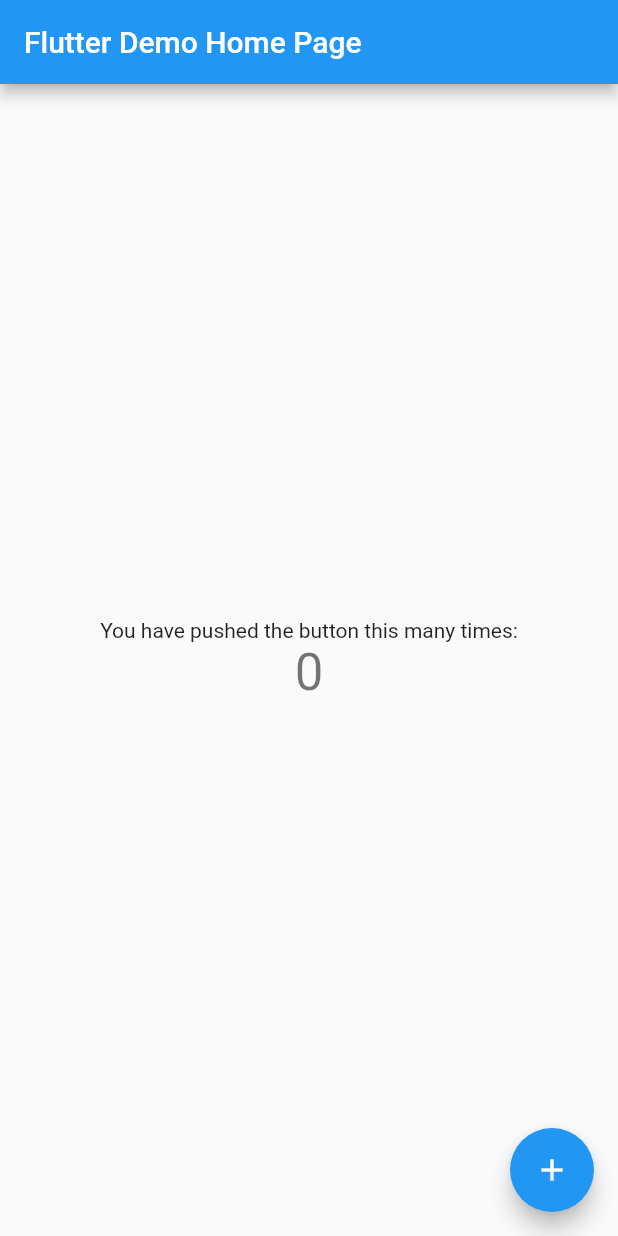
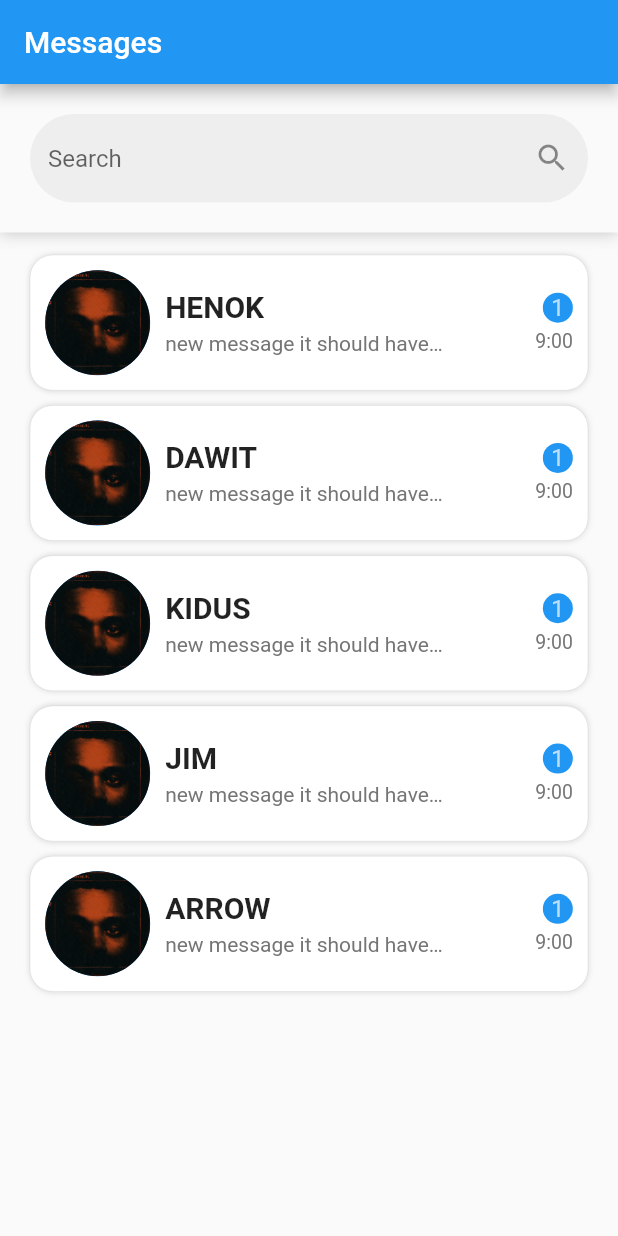
Before and after one commit to zerihunMoges/GOJO, a Flutter app: the screen it shows after launch, on a phone screen of 412 x 824 dp. Run offline on Flutter 3.47's test engine with Material 2 defaults, Android fonts, the phone set to English and light mode, and no system bars; our stand-ins replace go_router.

Commit message:
chats page

```diff
--- a/gojo_flutter/lib/main.dart
+++ b/gojo_flutter/lib/main.dart
@@ -1,115 +1,25 @@
 import 'package:flutter/material.dart';
+import 'package:go_router/go_router.dart';
+import 'package:gojo_flutter/pages/chats.dart';
 
 void main() {
-  runApp(const MyApp());
+  runApp(GOJO());
 }
 
-class MyApp extends StatelessWidget {
-  const MyApp({Key? key}) : super(key: key);
-
-  // This widget is the root of your application.
-  @override
-  Widget build(BuildContext context) {
-    return MaterialApp(
-      title: 'Flutter Demo',
-      theme: ThemeData(
-        // This is the theme of your application.
-        //
-        // Try running your application with "flutter run". You'll see the
-        // application has a blue toolbar. Then, without quitting the app, try
-        // changing the primarySwatch below to Colors.green and then invoke
-        // "hot reload" (press "r" in the console where you ran "flutter run",
-        // or simply save your changes to "hot reload" in a Flutter IDE).
-        // Notice that the counter didn't reset back to zero; the application
-        // is not restarted.
-        primarySwatch: Colors.blue,
-      ),
-      home: const MyHomePage(title: 'Flutter Demo Home Page'),
-    );
-  }
-}
-
-class MyHomePage extends StatefulWidget {
-  const MyHomePage({Key? key, required this.title}) : super(key: key);
-
-  // This widget is the home page of your application. It is stateful, meaning
-  // that it has a State object (defined below) that contains fields that affect
-  // how it looks.
-
-  // This class is the configuration for the state. It holds the values (in this
-  // case the title) provided by the parent (in this case the App widget) and
-  // used by the build method of the State. Fields in a Widget subclass are
-  // always marked "final".
-
-  final String title;
+class GOJO extends StatelessWidget {
+  GOJO({Key? key}) : super(key: key);
 
   @override
-  State<MyHomePage> createState() => _MyHomePageState();
+  Widget build(BuildContext context) => MaterialApp.router(
+      routeInformationParser: _router.routeInformationParser,
+      routerDelegate: _router.routerDelegate);
+
+  final _router = GoRouter(
+    routes: [
+      GoRoute(
+        path: "/",
+        builder: (context, state) => Chats(),
+      ),
+    ],
+  );
 }
-
-class _MyHomePageState extends State<MyHomePage> {
-  int _counter = 0;
-
-  void _incrementCounter() {
-    setState(() {
-      // This call to setState tells the Flutter framework that something has
-      // changed in this State, which causes it to rerun the build method below
-      // so that the display can reflect the updated values. If we changed
-      // _counter without calling setState(), then the build method would not be
-      // called again, and so nothing would appear to happen.
-      _counter++;
-    });
-  }
-
-  @override
-  Widget build(BuildContext context) {
-    // This method is rerun every time setState is called, for instance as done
-    // by the _incrementCounter method above.
-    //
-    // The Flutter framework has been optimized to make rerunning build methods
-    // fast, so that you can just rebuild anything that needs updating rather
-    // than having to individually change instances of widgets.
-    return Scaffold(
-      appBar: AppBar(
-        // Here we take the value from the MyHomePage object that was created by
-        // the App.build method, and use it to set our appbar title.
-        title: Text(widget.title),
-      ),
-      body: Center(
-        // Center is a layout widget. It takes a single child and positions it
-        // in the middle of the parent.
-        child: Column(
-          // Column is also a layout widget. It takes a list of children and
-          // arranges them vertically. By default, it sizes itself to fit its
-          // children horizontally, and tries to be as tall as its parent.
-          //
-          // Invoke "debug painting" (press "p" in the console, choose the
-          // "Toggle Debug Paint" action from the Flutter Inspector in Android
-          // Studio, or the "Toggle Debug Paint" command in Visual Studio Code)
-          // to see the wireframe for each widget.
-          //
-          // Column has various properties to control how it sizes itself and
-          // how it positions its children. Here we use mainAxisAlignment to
-          // center the children vertically; the main axis here is the vertical
-          // axis because Columns are vertical (the cross axis would be
-          // horizontal).
-          mainAxisAlignment: MainAxisAlignment.center,
-          children: <Widget>[
-            const Text(
-              'You have pushed the button this many times:',
-            ),
-            Text(
-              '$_counter',
-              style: Theme.of(context).textTheme.headline4,
-            ),
-          ],
-        ),
-      ),
-      floatingActionButton: FloatingActionButton(
-        onPressed: _incrementCounter,
-        tooltip: 'Increment',
-        child: const Icon(Icons.add),
-      ), // This trailing comma makes auto-formatting nicer for build methods.
-    );
-  }
-}
--- /dev/null
+++ b/gojo_flutter/lib/pages/chats.dart
@@ -0,0 +1,186 @@
+import 'package:flutter/material.dart';
+
+class Chats extends StatefulWidget {
+  const Chats({Key? key}) : super(key: key);
+
+  @override
+  State<Chats> createState() => _ChatsState();
+}
+
+class _ChatsState extends State<Chats> {
+  final List<Map> _messages = [
+    {"name": "HENOK", "url": "assets/melancholy.png"},
+    {"name": "DAWIT", "url": "assets/melancholy.png"},
+    {"name": "KIDUS", "url": "assets/melancholy.png"},
+    {"name": "JIM", "url": "assets/melancholy.png"},
+    {"name": "ARROW", "url": "assets/melancholy.png"}
+  ];
+
+  List<Map> _foundChats = [];
+
+  @override
+  void initState() {
+    super.initState();
+    _foundChats = _messages;
+  }
+
+  void _search(String query) {
+    List<Map> _searched =
+        _messages.where((user) => user["name"].contains(query)).toList();
+    setState(() {
+      _foundChats = _searched;
+    });
+  }
+
+  @override
+  Widget build(BuildContext context) {
+    return Scaffold(
+        appBar: AppBar(
+          title: Text("Messages"),
+          // search should be here.
+        ),
+        body: Column(
+          children: [
+            Container(
+              margin: EdgeInsets.fromLTRB(0, 0, 0, 10),
+              decoration: BoxDecoration(
+                color: Colors.grey[50],
+                boxShadow: <BoxShadow>[
+                  BoxShadow(
+                    color: Colors.grey.withOpacity(0.6),
+                    blurRadius: 8,
+                    offset: Offset(0, 0),
+                  ),
+                ],
+              ),
+              child: Container(
+                margin: EdgeInsets.symmetric(vertical: 10, horizontal: 10),
+                // // height: 38,
+                padding: EdgeInsets.symmetric(
+                  vertical: 10.0,
+                  horizontal: 10.0,
+                ),
+                child: TextField(
+                  onChanged: (value) => _search(value),
+                  decoration: InputDecoration(
+                      filled: true,
+                      fillColor: Colors.grey[200],
+                      border: OutlineInputBorder(
+                        borderSide: BorderSide.none,
+                        borderRadius: BorderRadius.all(
+                          Radius.circular(50),
+                        ),
+                      ),
+                      // prefixIcon: Icon(Icons.search),
+                      suffixIcon: Icon(Icons.search),
+                      hintText: "Search"),
+                ),
+              ),
+            ),
+            Expanded(
+                child: _foundChats.isNotEmpty
+                    ? ListView.builder(
+                        itemCount: _foundChats.length,
+                        itemBuilder: (context, index) {
+                          return GestureDetector(
+                            onTap: () {},
+                            child: Container(
+                              decoration: BoxDecoration(
+                                color: Colors.white,
+                                border: Border.all(
+                                  color: Colors.grey,
+                                  width: 0.1,
+                                ),
+                                shape: BoxShape.rectangle,
+                                borderRadius: BorderRadius.circular(15),
+                                boxShadow: <BoxShadow>[
+                                  BoxShadow(
+                                    color: Colors.grey.withOpacity(0.4),
+                                    blurRadius: 3,
+                                    offset: Offset(0, 0),
+                                  ),
+                                ],
+                              ),
+                              margin: EdgeInsets.only(
+                                  top: 5, bottom: 5, right: 20, left: 20),
+                              padding: EdgeInsets.symmetric(
+                                vertical: 10.0,
+                                horizontal: 10.0,
+                              ),
+                              child: Row(
+                                mainAxisAlignment:
+                                    MainAxisAlignment.spaceBetween,
+                                children: [
+                                  Row(
+                                    children: [
+                                      CircleAvatar(
+                                        radius: 35,
+                                        backgroundImage: AssetImage(
+                                            _foundChats[index]["url"]),
+                                      ),
+                                      SizedBox(
+                                        width: 10,
+                                      ),
+                                      Column(
+                                        crossAxisAlignment:
+                                            CrossAxisAlignment.start,
+                                        children: [
+                                          Text(
+                                            _foundChats[index]["name"],
+                                            style: TextStyle(
+                                              fontWeight: FontWeight.bold,
+                                              fontSize: 20,
+                                            ),
+                                          ),
+                                          SizedBox(
+                                            height: 5,
+                                          ),
+                                          Container(
+                                            width: MediaQuery.of(context)
+                                                    .size
+                                                    .width *
+                                                0.45,
+                                            child: Text(
+                                              "new message it should have been but as we all know sometimes the message's length can be dubious",
+                                              style: TextStyle(
+                                                color: Colors.grey[600],
+                                                overflow: TextOverflow.ellipsis,
+                                              ),
+                                            ),
+                                          ),
+                                        ],
+                                      ),
+                                    ],
+                                  ),
+                                  Column(
+                                    crossAxisAlignment: CrossAxisAlignment.end,
+                                    children: [
+                                      CircleAvatar(
+                                        backgroundColor: Colors.blue,
+                                        child: Text("1"),
+                                        radius: 10,
+                                      ),
+                                      SizedBox(
+                                        height: 5,
+                                      ),
+                                      Text(
+                                        "9:00",
+                                        style: TextStyle(
+                                          color: Colors.grey[600],
+                                          fontSize: 13,
+                                        ),
+                                      ),
+                                    ],
+                                  ),
+                                ],
+                              ),
+                            ),
+                          );
+                        })
+                    : Center(
+                        child: Text("No Users have been found"),
+                      )),
+          ],
+        ));
+  }
+}
```
Also changed, not shown: gojo_flutter/pubspec.yaml (+4 -6 lines), gojo_flutter/assets/melancholy.png (added), gojo_flutter/pubspec.lock.
